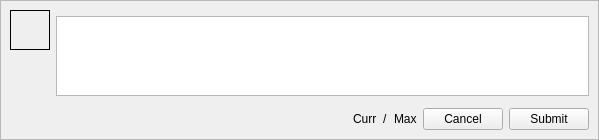
dmzdev/stance, file ui/CommentAdd.ui: the form before one commit.
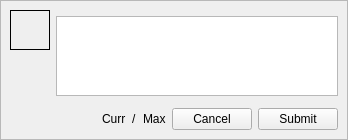
The form after the commit.

Commit message: Added functionality flexibility to static-forum-view. Moved observers to external script to avoid overwriting external observers. Changed code to allow for admin info to be overwritten by "forum" (advisor) info. Modified sizes of Comment/Post ui files. Added additional UI entries to Post/Comment to allow for second line of text to be set for items with additional data (decisions).

```diff
--- a/ui/CommentAdd.ui
+++ b/ui/CommentAdd.ui
@@ -6,7 +6,7 @@
    <rect>
     <x>0</x>
     <y>0</y>
-    <width>539</width>
+    <width>337</width>
     <height>140</height>
    </rect>
   </property>
@@ -82,19 +82,6 @@
         </property>
        </spacer>
       </item>
-      <item row="2" column="1">
-       <spacer name="horizontalSpacer">
-        <property name="orientation">
-         <enum>Qt::Horizontal</enum>
-        </property>
-        <property name="sizeHint" stdset="0">
-         <size>
-          <width>291</width>
-          <height>20</height>
-         </size>
-        </property>
-       </spacer>
-      </item>
       <item row="2" column="5">
        <widget class="QPushButton" name="cancelButton">
         <property name="text">
@@ -112,7 +99,7 @@
       <item row="0" column="1" rowspan="2" colspan="6">
        <widget class="QTextEdit" name="textEdit">
         <property name="sizePolicy">
-         <sizepolicy hsizetype="Expanding" vsizetype="Fixed">
+         <sizepolicy hsizetype="Minimum" vsizetype="Fixed">
           <horstretch>0</horstretch>
           <verstretch>0</verstretch>
          </sizepolicy>
@@ -155,6 +142,19 @@
         </property>
        </widget>
       </item>
+      <item row="2" column="1">
+       <spacer name="horizontalSpacer">
+        <property name="orientation">
+         <enum>Qt::Horizontal</enum>
+        </property>
+        <property name="sizeHint" stdset="0">
+         <size>
+          <width>40</width>
+          <height>20</height>
+         </size>
+        </property>
+       </spacer>
+      </item>
      </layout>
     </widget>
    </item>
```
The commit also changes 7 other files.
